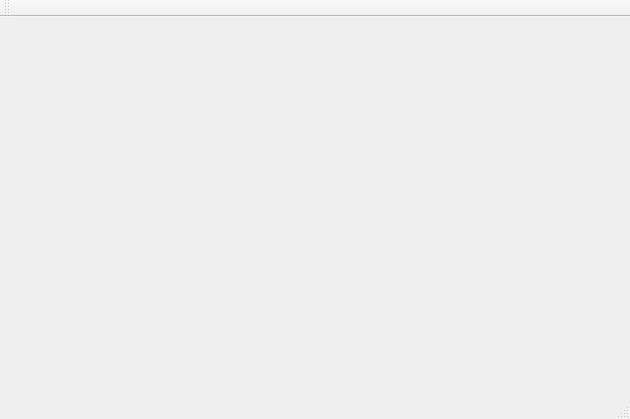
Before: the Qt Designer form heat01/mainwindow.ui in catof21/heatx, drawn with Qt 5.
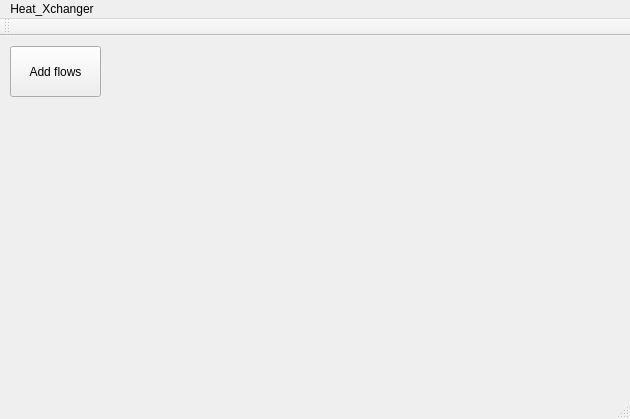
After: the same form once the commit is applied. Custom widgets are drawn as their Qt base class.

The edit to the form file:
```diff
--- a/heat01/mainwindow.ui
+++ b/heat01/mainwindow.ui
@@ -14,15 +14,18 @@
    <string>MainWindow</string>
   </property>
   <widget class="QWidget" name="centralWidget">
-   <widget class="QCustomPlot" name="plot" native="true">
+   <widget class="QPushButton" name="add_flow">
     <property name="geometry">
      <rect>
-      <x>380</x>
-      <y>40</y>
-      <width>241</width>
-      <height>131</height>
+      <x>10</x>
+      <y>10</y>
+      <width>91</width>
+      <height>51</height>
      </rect>
     </property>
+    <property name="text">
+     <string>Add flows</string>
+    </property>
    </widget>
   </widget>
   <widget class="QMenuBar" name="menuBar">
@@ -34,6 +37,12 @@
      <height>20</height>
     </rect>
    </property>
+   <widget class="QMenu" name="menuHeat_Xchanger">
+    <property name="title">
+     <string>Heat_Xchanger</string>
+    </property>
+   </widget>
+   <addaction name="menuHeat_Xchanger"/>
   </widget>
   <widget class="QToolBar" name="mainToolBar">
    <attribute name="toolBarArea">
@@ -46,14 +55,6 @@
   <widget class="QStatusBar" name="statusBar"/>
  </widget>
  <layoutdefault spacing="6" margin="11"/>
- <customwidgets>
-  <customwidget>
-   <class>QCustomPlot</class>
-   <extends>QWidget</extends>
-   <header location="global">qcustomplot/qcustomplot.h</header>
-   <container>1</container>
-  </customwidget>
- </customwidgets>
  <resources/>
  <connections/>
 </ui>
```
